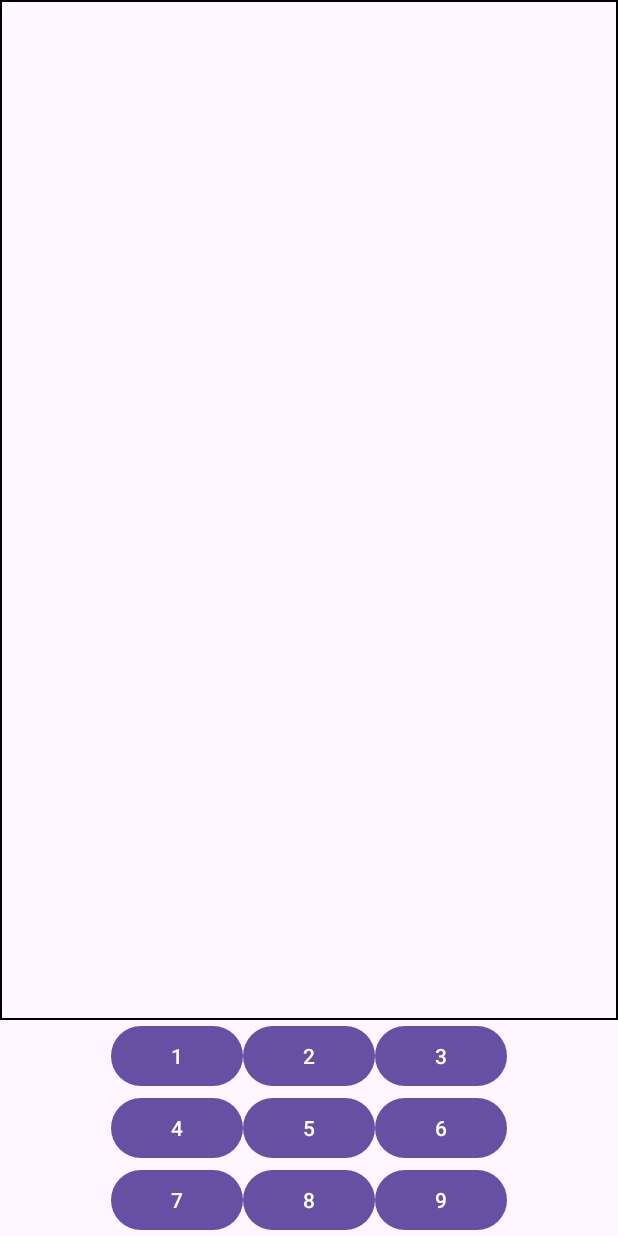
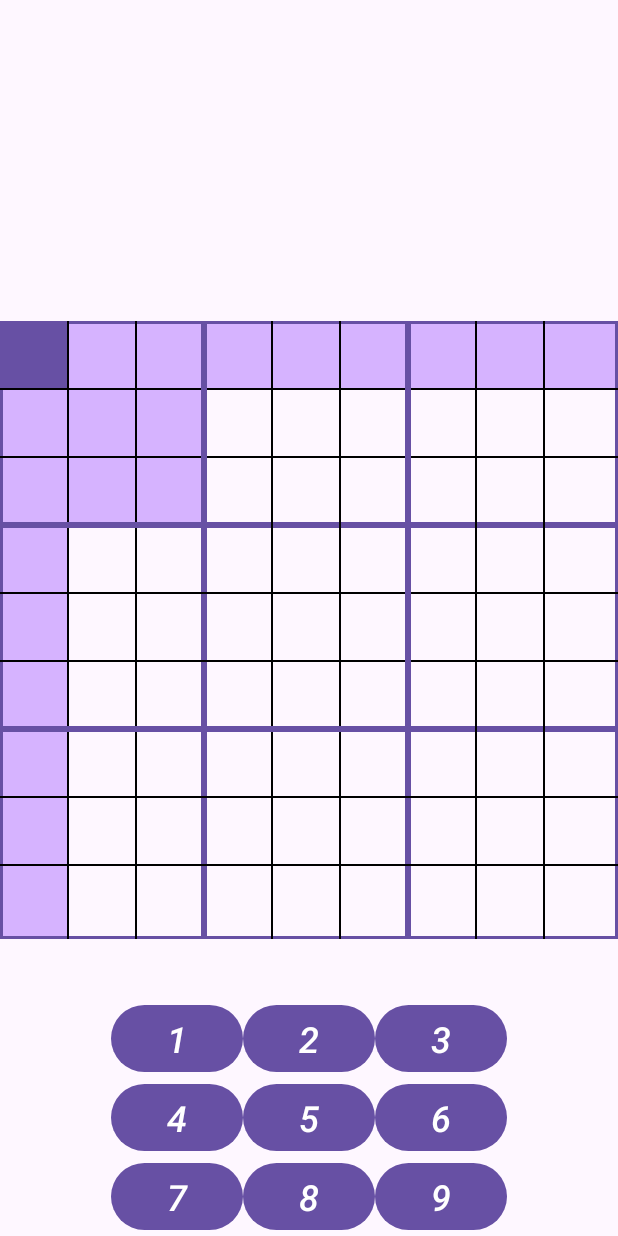
Before and after one commit to PaolaCM99/sudoku, an Android app: the screen it shows after launch (MainActivity), on a phone screen of 412 x 824 dp. Run offline under Robolectric (Android 15) with nearby library versions, the light colour scheme and no system bars.

Commit message:
1. Se lleno el board con cuadros 2. se le dieron eventos a las celdas

```diff
--- a/app/build.gradle.kts
+++ b/app/build.gradle.kts
@@ -30,6 +30,10 @@ android {
     kotlinOptions {
         jvmTarget = "1.8"
     }
+    buildFeatures {
+        viewBinding = true
+
+    }
 }
 
 dependencies {
--- a/app/src/main/java/com/example/sudoku/sudokuBoard.kt
+++ b/app/src/main/java/com/example/sudoku/sudokuBoard.kt
@@ -1,19 +1,124 @@
 package com.example.sudoku
 
+import android.annotation.SuppressLint
 import android.content.Context
 import android.graphics.Canvas
 import android.graphics.Color
 import android.graphics.Paint
 import android.util.AttributeSet
+import android.view.MotionEvent
 import android.view.View
+import kotlin.math.min
 
 class SudokuBoard(context:Context, attributeSet: AttributeSet): View(context, attributeSet) {
+
+    private var squareSize = 3
+    private var size = 9
+    private var cellPixels = 0F
+    private var row = 0
+    private var col = 0
     private val thickLinePaint = Paint().apply {
         style = Paint.Style.STROKE
+        color = Color.rgb(103, 80, 164)
+        strokeWidth = 6F
+    }
+
+    private val thinLinePaint = Paint().apply {
+        style = Paint.Style.STROKE
         color = Color.BLACK
-        strokeWidth = 4F
+        strokeWidth = 2F
     }
-    override fun onDraw(canvas: Canvas){
+
+    private val selectCellPainting = Paint().apply {
+        style = Paint.Style.FILL_AND_STROKE
+        color = Color.rgb(103, 80, 164)
+    }
+    private val problematicCellPainting = Paint().apply {
+        style = Paint.Style.FILL_AND_STROKE
+        color = Color.rgb(214, 179, 255)
+    }
+    override fun onMeasure(widthMeasureSpec: Int, heightMeasureSpec: Int) {
+        super.onMeasure(widthMeasureSpec, heightMeasureSpec)
+        val sizePixels = min(widthMeasureSpec, heightMeasureSpec)
+        setMeasuredDimension(sizePixels, sizePixels)
+    }
+
+    override fun onDraw(canvas: Canvas) {
+        cellPixels = (width/size).toFloat()
+        fillCells (canvas)
+        drawLines(canvas)
+
+    }
+    private fun fillCells(canvas: Canvas){
+        if (row == -1 || col == -1 ){
+        return
+        }
+
+        for (r in 0..size){
+            for (c in 0..size){
+                if (r == row && c == col ){
+                    fillCell(canvas, r,c, selectCellPainting)
+                }else if ( r == row || c == col ){
+
+                    fillCell(canvas, r, c, problematicCellPainting)
+                } else if (r / squareSize == row / squareSize && c / squareSize == col / squareSize){
+                    fillCell( canvas, r, c, problematicCellPainting)
+                }
+            }
+        }
+
+    }
+
+    private fun fillCell(canvas: Canvas, r: Int, c: Int, paint: Paint){
+        canvas.drawRect(c * cellPixels, r * cellPixels, (c + 1) * cellPixels, (r + 1) * cellPixels, paint)
+
+
+
+    }
+
+
+    private fun drawLines(canvas: Canvas) {
         canvas.drawRect(0F, 0F, width.toFloat(), height.toFloat(), thickLinePaint)
+
+        for (i in 1 until size) {
+            val paint = when (i % squareSize) {
+                0 -> thickLinePaint
+                else -> thinLinePaint
+            }
+
+            canvas.drawLine(
+                i * cellPixels,
+                0F,
+                i * cellPixels,
+                height.toFloat(),
+                paint
+            )
+
+            canvas.drawLine(
+                0F,
+                i * cellPixels,
+                width.toFloat(),
+                i * cellPixels,
+                paint
+            )
+        }
     }
+
+
+    override fun onTouchEvent(event: MotionEvent): Boolean {
+        return when (event.action) {
+            MotionEvent.ACTION_DOWN -> {
+                touchEvent(event.x, event.y)
+                true
+            }
+            else -> false
+        }
+    }
+private fun touchEvent (x : Float, y: Float){
+    row = (y / cellPixels).toInt()
+    col = (x / cellPixels).toInt()
+    invalidate()
+
 }
+
+}
--- a/app/src/main/res/layout/activity_main.xml
+++ b/app/src/main/res/layout/activity_main.xml
@@ -9,7 +9,8 @@
         android:layout_width="match_parent"
         android:layout_height="match_parent"
         android:id="@+id/sudokuBoard"
-        android:layout_above="@+id/buttonsLayout"/>
+        android:layout_above="@+id/buttonsLayout"
+        android:layout_marginBottom="40dp"/>
 
     <GridLayout
         android:id="@+id/buttonsLayout"
@@ -25,6 +26,8 @@
             android:layout_width="wrap_content"
             android:layout_height="wrap_content"
             android:text="@string/_1"
+            android:textSize="24sp"
+            android:textStyle="italic"
             android:layout_column="0"
             android:layout_row="0"/>
         <Button
@@ -32,6 +35,8 @@
             android:layout_width="wrap_content"
             android:layout_height="wrap_content"
             android:text="@string/_2"
+            android:textSize="24sp"
+            android:textStyle="italic"
             android:layout_row="0"
             android:layout_column="1"/>
         <Button
@@ -39,13 +44,18 @@
             android:layout_width="wrap_content"
             android:layout_height="wrap_content"
             android:text="@string/_3"
+            android:textSize="24sp"
+            android:textStyle="italic"
             android:layout_row="0"
             android:layout_column="2"/>
+
         <Button
             android:id="@+id/fourBtn"
             android:layout_width="wrap_content"
             android:layout_height="wrap_content"
             android:text="@string/_4"
+            android:textSize="24sp"
+            android:textStyle="italic"
             android:layout_row="1"
             android:layout_column="0"/>
         <Button
@@ -53,6 +63,8 @@
             android:layout_width="wrap_content"
             android:layout_height="wrap_content"
             android:text="@string/_5"
+            android:textSize="24sp"
+            android:textStyle="italic"
             android:layout_row="1"
             android:layout_column="1"/>
         <Button
@@ -60,6 +72,8 @@
             android:layout_width="wrap_content"
             android:layout_height="wrap_content"
             android:text="@string/_6"
+            android:textSize="24sp"
+            android:textStyle="italic"
             android:layout_row="1"
             android:layout_column="2"/>
         <Button
@@ -67,6 +81,8 @@
             android:layout_width="wrap_content"
             android:layout_height="wrap_content"
             android:text="@string/_7"
+            android:textSize="24sp"
+            android:textStyle="italic"
             android:layout_row="2"
             android:layout_column="0"/>
         <Button
@@ -74,6 +90,8 @@
             android:layout_width="wrap_content"
             android:layout_height="wrap_content"
             android:text="@string/_8"
+            android:textSize="24sp"
+            android:textStyle="italic"
             android:layout_row="2"
             android:layout_column="1"/>
         <Button
@@ -81,6 +99,8 @@
             android:layout_width="wrap_content"
             android:layout_height="wrap_content"
             android:text="@string/_9"
+            android:textSize="24sp"
+            android:textStyle="italic"
             android:layout_row="2"
             android:layout_column="2"/>
 
```
